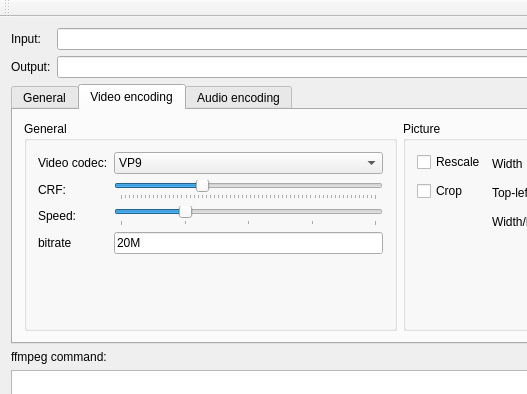
Old version of the form mainwindow.ui in the repository Compizfox/QtWebMConverter; both pictures show x 0 to 527 and y 0 to 394 of the 929 by 719 pixel window.
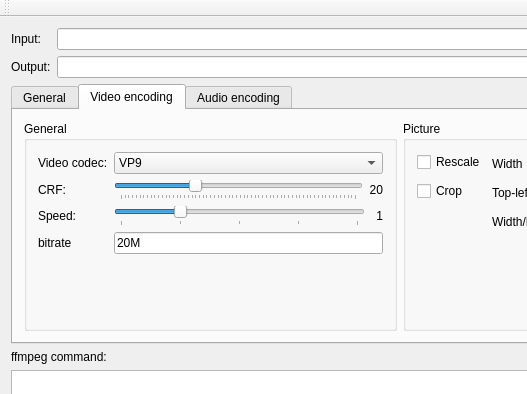
New version of the form.

Commit message: Add numeric indicators to sliders

```diff
--- a/mainwindow.ui
+++ b/mainwindow.ui
@@ -225,8 +225,6 @@
           <property name="title">
            <string>General</string>
           </property>
-          <layout class="QVBoxLayout" name="verticalLayout_3">
-           <item>
             <layout class="QFormLayout" name="formLayout_2">
              <item row="0" column="0">
               <widget class="QLabel" name="label_5">
@@ -263,6 +261,8 @@
               </widget>
              </item>
              <item row="1" column="1">
+            <layout class="QHBoxLayout" name="horizontalLayout_8">
+             <item>
               <widget class="QSlider" name="CRFSlider">
                <property name="toolTip">
                 <string>&lt;html&gt;&lt;head/&gt;&lt;body&gt;&lt;p&gt;Lower means better quality.&lt;/p&gt;&lt;/body&gt;&lt;/html&gt;</string>
@@ -284,6 +284,24 @@
                </property>
               </widget>
              </item>
+             <item>
+              <widget class="QLabel" name="CRFLabel">
+               <property name="minimumSize">
+                <size>
+                 <width>12</width>
+                 <height>0</height>
+                </size>
+               </property>
+               <property name="text">
+                <string>20</string>
+               </property>
+               <property name="alignment">
+                <set>Qt::AlignRight|Qt::AlignTrailing|Qt::AlignVCenter</set>
+               </property>
+              </widget>
+             </item>
+            </layout>
+           </item>
              <item row="2" column="0">
               <widget class="QLabel" name="label_9">
                <property name="text">
@@ -292,6 +310,8 @@
               </widget>
              </item>
              <item row="2" column="1">
+            <layout class="QHBoxLayout" name="horizontalLayout_9">
+             <item>
               <widget class="QSlider" name="speedSlider">
                <property name="toolTip">
                 <string>&lt;html&gt;&lt;head/&gt;&lt;body&gt;&lt;p&gt;Higher values are faster, but decrease the efficiency of the encoder.&lt;/p&gt;&lt;/body&gt;&lt;/html&gt;</string>
@@ -313,6 +333,24 @@
                </property>
               </widget>
              </item>
+             <item>
+              <widget class="QLabel" name="speedLabel">
+               <property name="minimumSize">
+                <size>
+                 <width>12</width>
+                 <height>0</height>
+                </size>
+               </property>
+               <property name="text">
+                <string>1</string>
+               </property>
+               <property name="alignment">
+                <set>Qt::AlignRight|Qt::AlignTrailing|Qt::AlignVCenter</set>
+               </property>
+              </widget>
+             </item>
+            </layout>
+           </item>
              <item row="3" column="0">
               <widget class="QLabel" name="bitrateLabel">
                <property name="text">
@@ -349,8 +387,6 @@
               </widget>
              </item>
             </layout>
-           </item>
-          </layout>
          </widget>
         </item>
         <item>
```
Left out of the diff: 46 changed lines with no effect on the pictures. Lines whose indentation alone changed are shown as unchanged.
